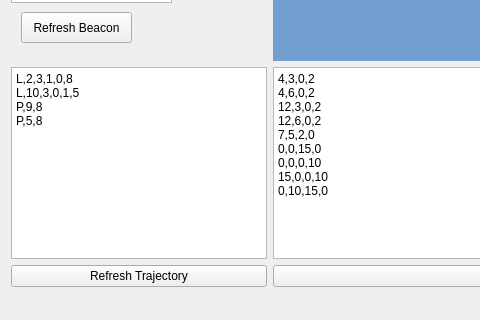
First picture: the form in mainwindow.ui, repository wystephen/RT-Sim, before the edit; both pictures show x 0 to 480 and y 380 to 700 of the 1102 by 700 pixel window.
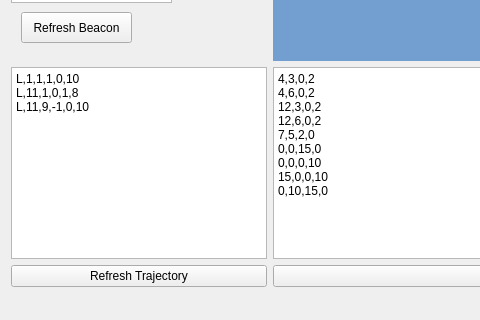
Second picture: the form after the edit.

Diff of the .ui file:
```diff
--- a/mainwindow.ui
+++ b/mainwindow.ui
@@ -254,10 +254,9 @@
     <item row="2" column="0">
      <widget class="QPlainTextEdit" name="txtTrajectory">
       <property name="plainText">
-       <string>L,2,3,1,0,8
-L,10,3,0,1,5
-P,9,8
-P,5,8</string>
+       <string>L,1,1,1,0,10
+L,11,1,0,1,8
+L,11,9,-1,0,10</string>
       </property>
      </widget>
     </item>
```
